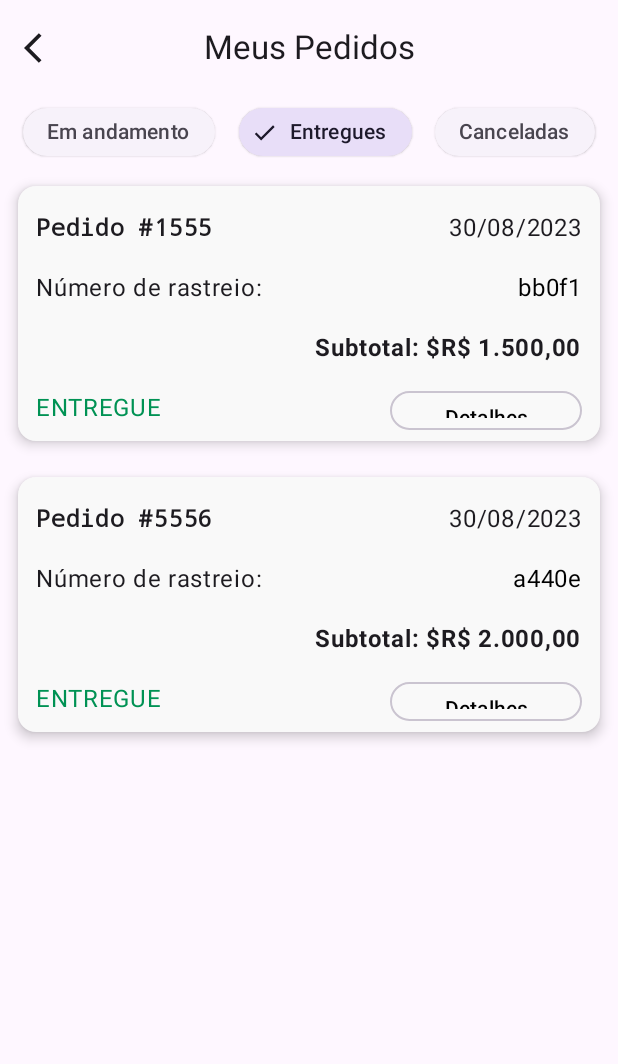
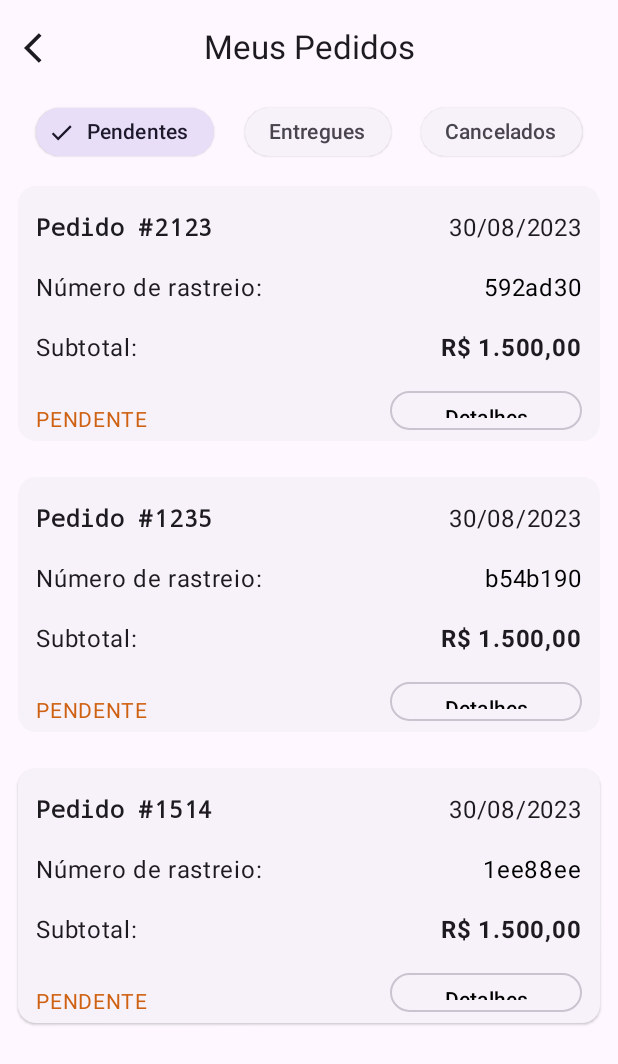
Before and after one commit to Gian-f/jetpack-test, an Android app built with Jetpack Compose: the OrdersScreen screen opened through its navigation route, on a phone screen of 412 x 824 dp. Shown: the top 1064 px of the screen. Run offline under Robolectric (Android 15) with nearby library versions, the phone set to English and light mode, and no system bars.

Commit message:
refactor: refactor orderScreen layout

```diff
--- /dev/null
+++ b/app/src/main/java/com/br/jetpacktest/data/dummy/NotificationsData.kt
@@ -0,0 +1,5 @@
+package com.br.jetpacktest.data.dummy
+
+object NotificationsData {
+    val items = (0..20).map { it.toString() }
+}
--- a/app/src/main/java/com/br/jetpacktest/data/dummy/OrderData.kt
+++ b/app/src/main/java/com/br/jetpacktest/data/dummy/OrderData.kt
@@ -13,42 +13,42 @@ object OrderData {
             requestedAt = formattedDate(Date()),
             status = "Entregue",
             total = FormatCurrency(1500.00),
-            trackingNumber = UUID.randomUUID().toString().substring(0, 5)
+            trackingNumber = UUID.randomUUID().toString().substring(0, 7)
         ),
         Order(
             orderId = 2123,
             requestedAt = formattedDate(Date()),
             status = "Pendente",
             total = FormatCurrency(1500.00),
-            trackingNumber = UUID.randomUUID().toString().substring(0, 5)
+            trackingNumber = UUID.randomUUID().toString().substring(0, 7)
         ),
         Order(
             orderId = 1235,
             requestedAt = formattedDate(Date()),
             status = "Pendente",
             total = FormatCurrency(1500.00),
-            trackingNumber = UUID.randomUUID().toString().substring(0, 5)
+            trackingNumber = UUID.randomUUID().toString().substring(0, 7)
         ),
         Order(
             orderId = 1514,
             requestedAt = formattedDate(Date()),
             status = "Pendente",
             total = FormatCurrency(1500.00),
-            trackingNumber = UUID.randomUUID().toString().substring(0, 5)
+            trackingNumber = UUID.randomUUID().toString().substring(0, 7)
         ),
         Order(
             orderId = 1235,
             requestedAt = formattedDate(Date()),
             status = "Cancelado",
             total = FormatCurrency(1500.00),
-            trackingNumber = UUID.randomUUID().toString().substring(0, 5)
+            trackingNumber = UUID.randomUUID().toString().substring(0, 7)
         ),
         Order(
             orderId = 5556,
             requestedAt = formattedDate(Date()),
             status = "Entregue",
             total = FormatCurrency(2000.00),
-            trackingNumber = UUID.randomUUID().toString().substring(0, 5)
+            trackingNumber = UUID.randomUUID().toString().substring(0, 7)
         ),
     )
 }
--- a/app/src/main/java/com/br/jetpacktest/ui/screens/OrdersScreen.kt
+++ b/app/src/main/java/com/br/jetpacktest/ui/screens/OrdersScreen.kt
@@ -3,6 +3,7 @@ package com.br.jetpacktest.ui.screens
 import androidx.compose.foundation.layout.Arrangement
 import androidx.compose.foundation.layout.Column
 import androidx.compose.foundation.layout.Row
+import androidx.compose.foundation.layout.Spacer
 import androidx.compose.foundation.layout.fillMaxWidth
 import androidx.compose.foundation.layout.height
 import androidx.compose.foundation.layout.padding
@@ -10,9 +11,9 @@ import androidx.compose.foundation.layout.width
 import androidx.compose.foundation.lazy.LazyColumn
 import androidx.compose.material.icons.Icons
 import androidx.compose.material.icons.filled.ArrowBackIos
-import androidx.compose.material3.Card
-import androidx.compose.material3.CardDefaults
+import androidx.compose.material3.CardDefaults.elevatedShape
 import androidx.compose.material3.CenterAlignedTopAppBar
+import androidx.compose.material3.ElevatedCard
 import androidx.compose.material3.ExperimentalMaterial3Api
 import androidx.compose.material3.Icon
 import androidx.compose.material3.IconButton
@@ -29,6 +30,8 @@ import androidx.compose.ui.text.font.FontFamily
 import androidx.compose.ui.text.font.FontWeight
 import androidx.compose.ui.text.style.TextAlign
 import androidx.compose.ui.text.style.TextOverflow
+import androidx.compose.ui.unit.TextUnit
+import androidx.compose.ui.unit.TextUnitType
 import androidx.compose.ui.unit.dp
 import androidx.navigation.NavController
 import com.br.jetpacktest.data.dummy.OrderData
@@ -39,8 +42,8 @@ import java.util.Locale
 @Composable
 fun OrdersScreen(navController: NavController) {
     val items = OrderData.items
-    val chipStateInProgress = remember { mutableStateOf(false) }
-    val chipStateDelivered = remember { mutableStateOf(true) }
+    val chipStateInProgress = remember { mutableStateOf(true) }
+    val chipStateDelivered = remember { mutableStateOf(false) }
     val chipStateCancelled = remember { mutableStateOf(false) }
     Scaffold(
         topBar = {
@@ -64,14 +67,15 @@ fun OrdersScreen(navController: NavController) {
         content = { innerPadding ->
             Column {
                 Row(
-                    horizontalArrangement = Arrangement.SpaceEvenly,
+                    horizontalArrangement = Arrangement.SpaceBetween,
                     verticalAlignment = Alignment.CenterVertically,
                     modifier = Modifier
                         .padding(innerPadding)
                         .fillMaxWidth()
                 ) {
+                    Spacer(modifier = Modifier.width(4.dp))
                     ElevatedFilterChip(
-                        label = "Em andamento",
+                        label = "Pendentes",
                         selected = chipStateInProgress,
                         onSelected = {
                             chipStateInProgress.value = true
@@ -89,7 +93,7 @@ fun OrdersScreen(navController: NavController) {
                         }
                     )
                     ElevatedFilterChip(
-                        label = "Canceladas",
+                        label = "Cancelados",
                         selected = chipStateCancelled,
                         onSelected = {
                             chipStateInProgress.value = false
@@ -97,6 +101,7 @@ fun OrdersScreen(navController: NavController) {
                             chipStateCancelled.value = true
                         }
                     )
+                    Spacer(modifier = Modifier.width(4.dp))
                 }
                 LazyColumn {
                     item {
@@ -106,13 +111,12 @@ fun OrdersScreen(navController: NavController) {
                                     (chipStateCancelled.value && item.status == "Cancelado")
                         }
                         filteredItems.forEach {
-                            Card(
+                            ElevatedCard(
                                 modifier = Modifier
                                     .padding(12.dp)
                                     .fillMaxWidth()
                                     .height(170.dp),
-                                elevation = CardDefaults.cardElevation(5.dp),
-                                colors = CardDefaults.cardColors(Color(0xFFF9F9F9))
+                                shape = elevatedShape
                             ) {
                                 Row(
                                     horizontalArrangement = Arrangement.SpaceBetween,
@@ -153,13 +157,19 @@ fun OrdersScreen(navController: NavController) {
                                     )
                                 }
                                 Row(
-                                    horizontalArrangement = Arrangement.End,
+                                    horizontalArrangement = Arrangement.SpaceBetween,
                                     modifier = Modifier
                                         .fillMaxWidth()
                                         .padding(top = 16.dp)
                                 ) {
                                     Text(
-                                        text = "Subtotal: $" + it.total,
+                                        text = "Subtotal: ",
+                                        fontFamily = FontFamily.SansSerif,
+                                        modifier = Modifier.padding(start = 12.dp)
+                                    )
+
+                                    Text(
+                                        text = it.total,
                                         fontWeight = FontWeight.Bold,
                                         fontFamily = FontFamily.SansSerif,
                                         modifier = Modifier.padding(end = 12.dp)
@@ -175,7 +185,8 @@ fun OrdersScreen(navController: NavController) {
                                     Text(
                                         text = it.status.uppercase(Locale.ROOT),
                                         fontFamily = FontFamily.SansSerif,
-                                        modifier = Modifier.padding(start = 12.dp),
+                                        fontSize = TextUnit(14F, TextUnitType.Sp),
+                                        modifier = Modifier.padding(start = 12.dp, top = 8.dp),
                                         color =
                                         if (it.status.contains("Pendente")) Color(0xFFCF6212)
                                         else if (it.status.contains("Cancelado")) Color(0xFFC50000)
```
Also changed, not shown: app/src/main/java/com/br/jetpacktest/ui/screens/HomeScreen.kt (+18 -29 lines), app/src/main/java/com/br/jetpacktest/ui/screens/NotificationsScreen.kt (+7 -4 lines).
